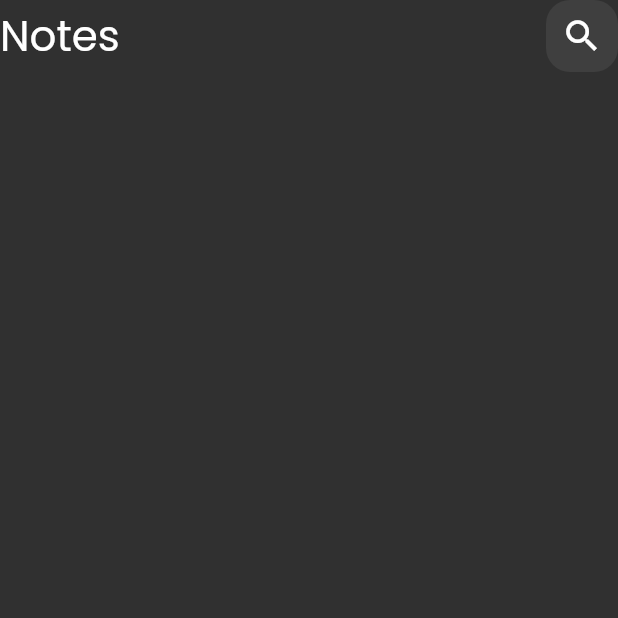
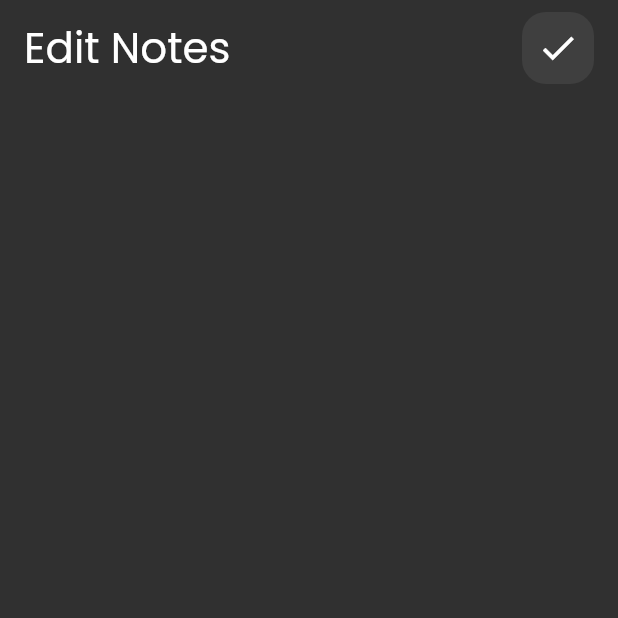
Before and after one commit to FakhrElddin/notes_app, a Flutter app: the screen it shows after launch, after a tap on "Flutter Tips", on a phone screen of 412 x 824 dp, the top half of it. Run offline on Flutter 3.47's test engine with Material 2 defaults, Android fonts, the phone set to English and light mode, and no system bars.

Commit message:
add custom app bar to edit note view

```diff
--- a/lib/widgets/custom_app_bar.dart
+++ b/lib/widgets/custom_app_bar.dart
@@ -2,22 +2,27 @@ import 'package:flutter/material.dart';
 import 'package:notes_app/widgets/custom_search_icon.dart';
 
 class CustomAppBar extends StatelessWidget {
-  const CustomAppBar({super.key});
+  const CustomAppBar({super.key, required this.title, required this.icon});
+
+  final String title;
+  final IconData icon;
 
   @override
   Widget build(BuildContext context) {
-    return const SafeArea(
+    return SafeArea(
       child: Row(
         mainAxisAlignment: MainAxisAlignment.spaceBetween,
         children: [
           Text(
-            'Notes',
-            style: TextStyle(
+            title,
+            style: const TextStyle(
               color: Colors.white,
               fontSize: 28,
             ),
           ),
-          CustomSearchIcon(),
+          CustomIcon(
+            icon: icon,
+          ),
         ],
       ),
     );
--- a/lib/widgets/custom_search_icon.dart
+++ b/lib/widgets/custom_search_icon.dart
@@ -1,15 +1,17 @@
 import 'package:flutter/material.dart';
 
-class CustomSearchIcon extends StatelessWidget {
-  const CustomSearchIcon({super.key});
+class CustomIcon extends StatelessWidget {
+  const CustomIcon({super.key, required this.icon});
+
+  final IconData icon;
 
   @override
   Widget build(BuildContext context) {
     return Container(
       child: IconButton(
-        onPressed: (){},
+         onPressed: (){},
         icon: Icon(
-          Icons.search,
+          icon,
           color: Colors.white,
           size: 28,
         ),
--- a/lib/widgets/edit_note_view_body.dart
+++ b/lib/widgets/edit_note_view_body.dart
@@ -7,10 +7,22 @@ class EditNoteViewBody extends StatelessWidget {
 
   @override
   Widget build(BuildContext context) {
-    return const Column(
-      children: [
-        CustomAppBar(),
-      ],
+    return const Padding(
+      padding:  EdgeInsets.symmetric(horizontal: 16.0),
+      child:  Column(
+        children: [
+          SizedBox(
+            height: 8,
+          ),
+          CustomAppBar(
+            title: 'Edit Notes',
+            icon: Icons.check,
+          ),
+          SizedBox(
+            height: 16,
+          ),
+        ],
+      ),
     );
   }
 }
--- a/lib/widgets/notes_view_body.dart
+++ b/lib/widgets/notes_view_body.dart
@@ -16,7 +16,10 @@ class NotesViewBody extends StatelessWidget {
            SizedBox(
             height: 8,
           ),
-           CustomAppBar(),
+           CustomAppBar(
+             title: 'Notes',
+             icon: Icons.search,
+           ),
            SizedBox(
             height: 16,
           ),
```
